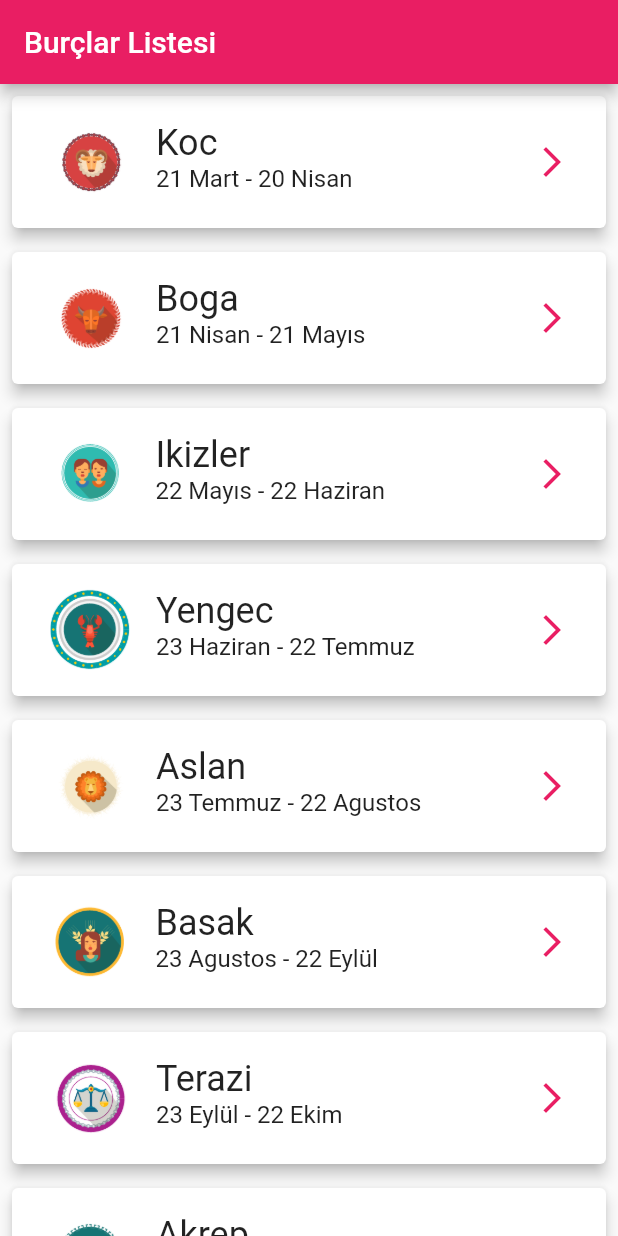
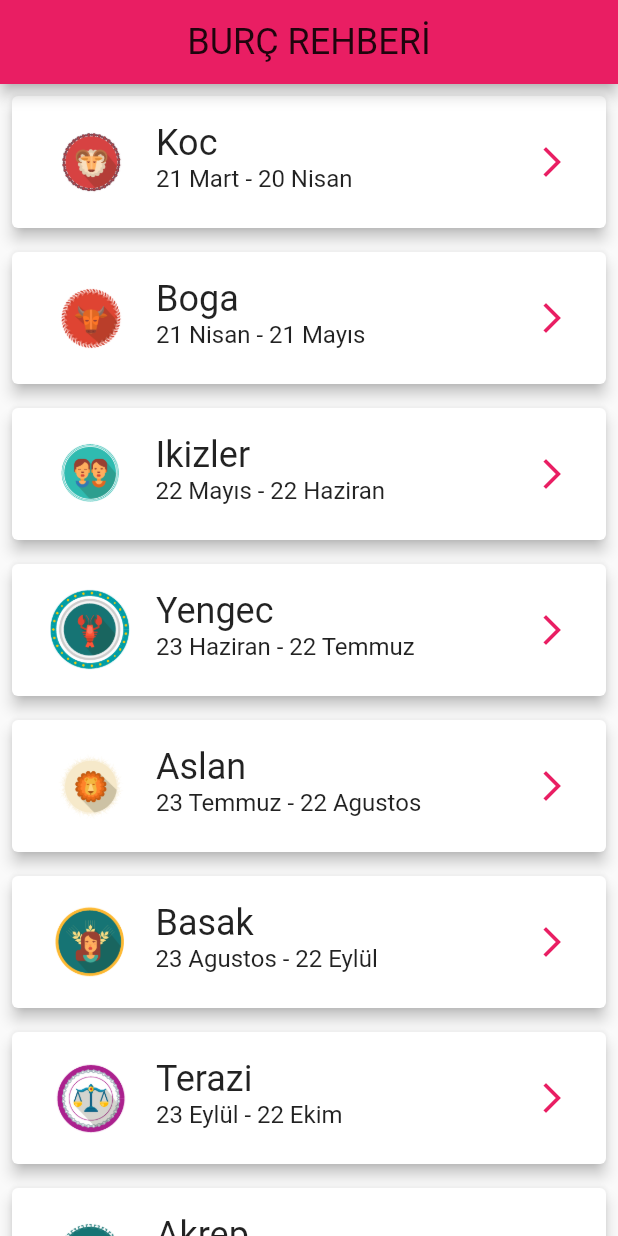
Before and after one commit to huseyindogan00/burc_rehberi, a Flutter app: the screen it shows after launch, on a phone screen of 412 x 824 dp. Run offline on Flutter 3.47's test engine with Material 2 defaults, Android fonts, the phone set to English and light mode, and no system bars; our stand-ins replace palette_generator.

Commit message:
yazılar düzelti

```diff
--- a/lib/view/zodiac_sign_list_view.dart
+++ b/lib/view/zodiac_sign_list_view.dart
@@ -15,7 +15,8 @@ class ZodiacSignListView extends StatelessWidget {
   Widget build(BuildContext context) {
     return Scaffold(
       appBar: AppBar(
-        title: const Text('Burçlar Listesi'),
+        title: Text('BURÇ REHBERİ', style: Theme.of(context).textTheme.headline5),
+        centerTitle: true,
       ),
       body: SafeArea(
         child: ListView.builder(
```
